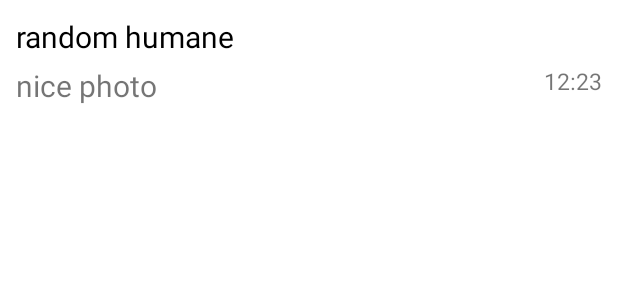
After one commit to VKovalov23/testPanel2, an Android app: the layout comment_item.xml on its own in the app's theme, with its tools: preview values and no code run, on a phone screen of 412 x 824 dp. The commit adds this screen. Shown: the top 300 px of the screen. Run offline under Robolectric (Android 15) with nearby library versions, the phone set to English and light mode, and no system bars.

Commit message:
set-up CommentAdapter set-up CommentViewHolder add ClickComment in PostedItemActionType

```diff
--- a/app/src/main/java/com/example/myapplication/ui/home/model/PostedItemActionType.kt
+++ b/app/src/main/java/com/example/myapplication/ui/home/model/PostedItemActionType.kt
@@ -9,4 +9,6 @@ sealed class PostedItemActionType {
         PostedItemActionType()
 
     data class Share(val postId: String) : PostedItemActionType()
+
+    data class CommentClick(val id: String) : PostedItemActionType()
 }
--- /dev/null
+++ b/app/src/main/res/layout/comment_item.xml
@@ -0,0 +1,41 @@
+<?xml version="1.0" encoding="utf-8"?>
+<androidx.constraintlayout.widget.ConstraintLayout xmlns:android="http://schemas.android.com/apk/res/android"
+    xmlns:app="http://schemas.android.com/apk/res-auto"
+    android:layout_width="match_parent"
+    android:layout_height="wrap_content"
+    android:layout_margin="5dp">
+
+    <TextView
+        android:id="@+id/tvProfileName"
+        android:layout_width="wrap_content"
+        android:layout_height="wrap_content"
+        android:layout_margin="5dp"
+        android:text="random humane"
+        android:textColor="@color/black"
+        android:textSize="20sp"
+        app:layout_constraintStart_toStartOf="parent"
+        app:layout_constraintTop_toTopOf="parent"
+        />
+
+    <TextView
+        android:id="@+id/tvCommentTitle"
+        android:layout_width="wrap_content"
+        android:layout_height="wrap_content"
+        android:layout_margin="5dp"
+        android:text="nice photo"
+        android:textSize="20sp"
+        app:layout_constraintStart_toStartOf="parent"
+        app:layout_constraintTop_toBottomOf="@id/tvProfileName"/>
+
+    <TextView
+        android:id="@+id/tvCommentTimeStamp"
+        android:layout_width="wrap_content"
+        android:layout_height="wrap_content"
+        android:layout_margin="5dp"
+        android:text="12:23"
+        android:textSize="15sp"
+        app:layout_constraintEnd_toEndOf="parent"
+        app:layout_constraintTop_toBottomOf="@id/tvProfileName"/>
+
+
+</androidx.constraintlayout.widget.ConstraintLayout>
```
Also changed, not shown: app/src/main/java/com/example/myapplication/ui/home/HomePresenter.kt (+70 -6 lines), app/src/main/java/com/example/myapplication/ui/home/recycler/CommentAdapter.kt (added, +35 -0 lines), app/src/main/java/com/example/myapplication/ui/home/recycler/CommentViewHolder.kt (added, +30 -0 lines), app/src/main/java/com/example/myapplication/ui/home/recycler/PostedImageViewHolder.kt (+20 -3 lines), app/src/main/res/layout/posted_item.xml (+46 -11 lines).
